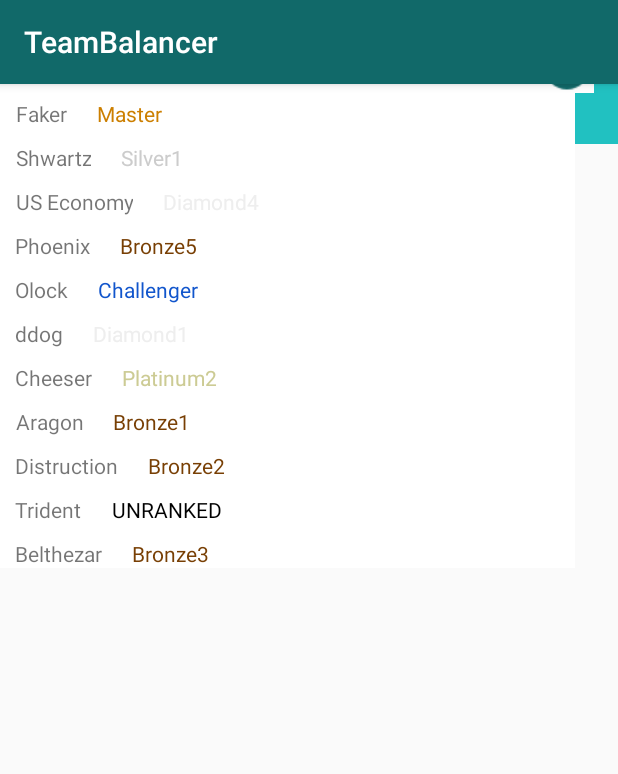
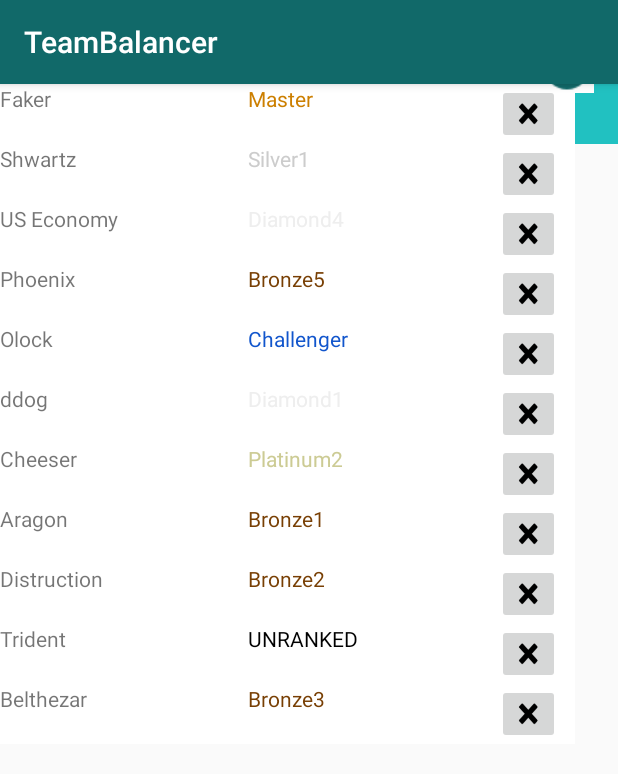
Before and after one commit to benjaminhdavis8/TeamBalancer, an Android app: the screen it shows after launch (MainActivity), on a phone screen of 412 x 824 dp. Shown: the top 774 px of the screen. Run offline under Robolectric (Android 15) with nearby library versions, the light colour scheme and no system bars.

Commit message:
Implements adding of new Friends by username

```diff
--- a/app/src/main/java/com/example/benjamin/teambalancer/gui/VersesFragment.java
+++ b/app/src/main/java/com/example/benjamin/teambalancer/gui/VersesFragment.java
@@ -14,6 +14,7 @@ import com.example.benjamin.teambalancer.Model.Friend;
 import com.example.benjamin.teambalancer.Model.FriendData;
 import com.example.benjamin.teambalancer.R;
 
+import java.util.ArrayList;
 import java.util.Collections;
 import java.util.List;
 
@@ -30,11 +31,15 @@ public class VersesFragment extends Fragment {
         team1View = view.findViewById(R.id.team1);
         team2View = view.findViewById(R.id.team2);
 
+        team1List = new ArrayList<>();
+        team2List = new ArrayList<>();
+
         List<Friend> players = ((MainActivity)getActivity()).getPlayerList();
 
         Balance(players);
 
         PrintToTeam(team1View, team1List);
+        PrintToTeam(team2View, team2List);
 
         return view;
     }
--- a/app/src/main/res/layout/friend_data.xml
+++ b/app/src/main/res/layout/friend_data.xml
@@ -17,29 +17,37 @@
 
     <TextView
         android:id="@+id/username"
-        android:layout_width="wrap_content"
+        android:layout_width="0dp"
         android:layout_height="match_parent"
-        android:layout_gravity="center"
-        android:gravity="center"
-        android:paddingEnd="10dp"
-        android:paddingStart="10dp"
-        android:paddingTop="10dp"
+        android:layout_weight="4"
         android:text="USERNAME" />
 
-    <TextView
-        android:id="@+id/rank_string"
-        android:layout_width="wrap_content"
+    <LinearLayout
+        android:layout_width="0dp"
         android:layout_height="match_parent"
-        android:layout_gravity="center"
-        android:paddingEnd="10dp"
-        android:paddingStart="10dp"
-        android:paddingTop="10dp"
-        android:text="RANK"
-        app:layout_constraintBottom_toBottomOf="parent" />
+        android:layout_weight="4"
+        android:orientation="vertical">
 
-    <!--
-    <Image
-        android:id="@+id/rankImage"
-        />
-    -->
+        <ImageView
+            android:id="@+id/rankImage"
+            android:layout_height="wrap_content"
+            android:layout_width="wrap_content" />
+
+        <TextView
+            android:id="@+id/rank_string"
+            android:layout_width="match_parent"
+            android:layout_height="match_parent"
+            android:text="RANK" />
+    </LinearLayout>
+
+    <ImageButton
+        android:id="@+id/delete_button"
+        android:src="@drawable/delete"
+        android:scaleType="fitXY"
+        android:layout_width="0dp"
+        android:layout_height="40dp"
+        android:layout_weight="1"
+        android:layout_marginEnd="10dp"
+        android:layout_marginRight="10dp" />
+
 </LinearLayout>
--- a/app/src/main/res/values/strings.xml
+++ b/app/src/main/res/values/strings.xml
@@ -4,4 +4,7 @@
     <string name="verses_title">VS</string>
     <string name="team_1">Team 1</string>
     <string name="team_2">Team 2</string>
+    <string name="add_hint">Enter your friends Leuge of Legends Username</string>
+    <string name="cancel">Cancel</string>
+    <string name="save">Save</string>
 </resources>
```
Also changed, not shown: app/src/main/java/com/example/benjamin/teambalancer/gui/FriendsFragment.java (+28 -9 lines), app/src/main/res/layout/add_friend_dialog.xml (added, +50 -0 lines), app/src/main/res/drawable/delete.png (added).
